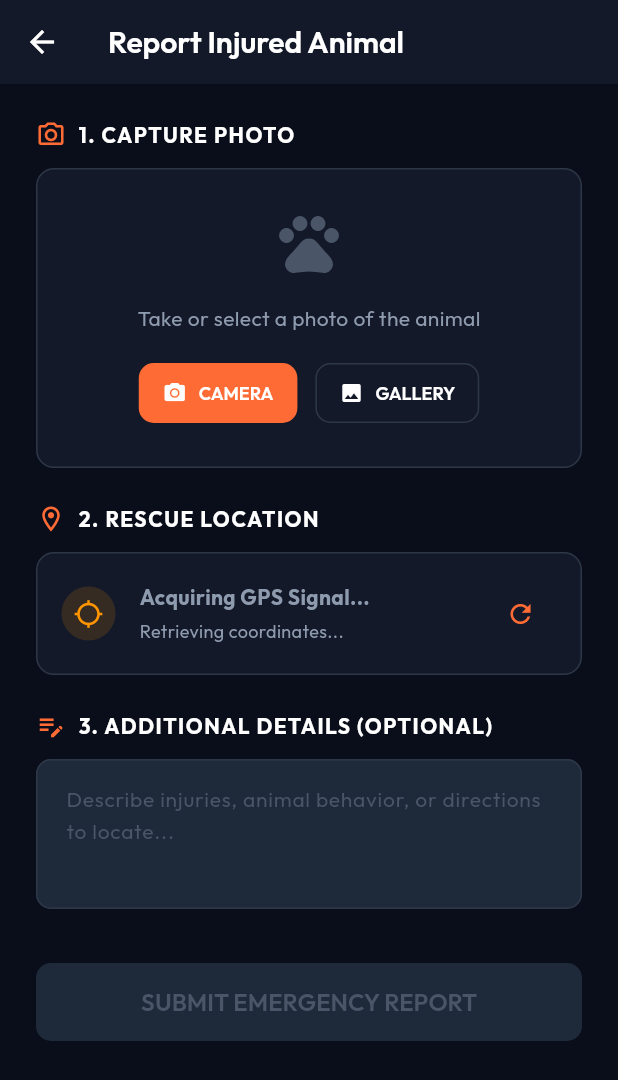
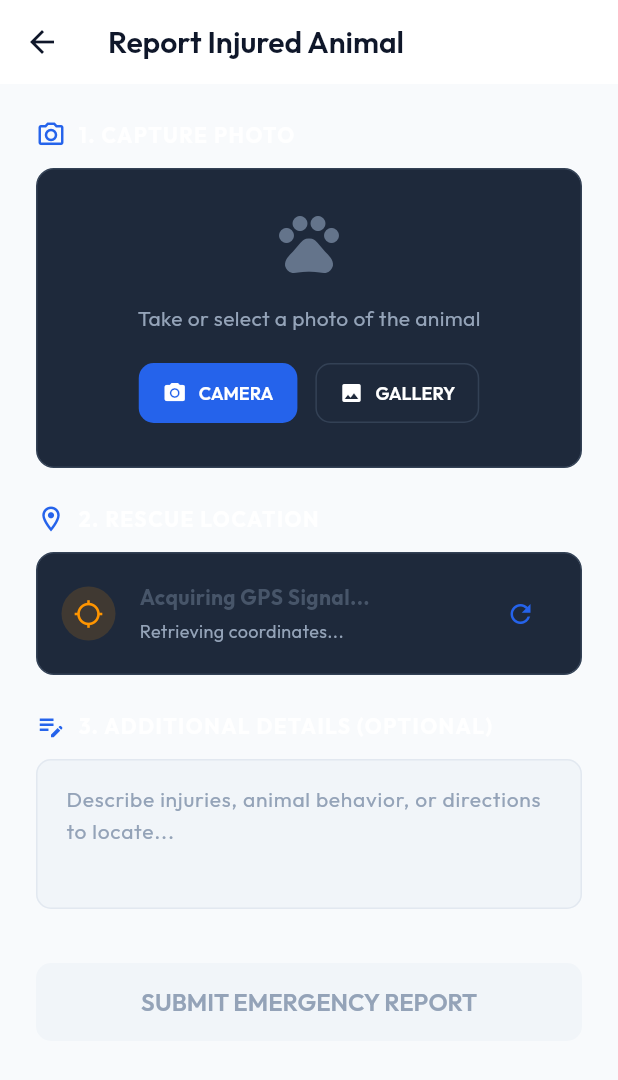
Before and after one commit to sudhish-rithvik/Paw-Aid, a Flutter app: the screen it shows after launch, after a tap on "SIGN IN", after a tap on "LOG IN AS CITIZEN (FAST BYPASS)", after a tap on "REPORT NOW", on a phone screen of 412 x 824 dp. Shown: the top 1080 px of the screen. Run offline on Flutter 3.47's test engine with Material 3 defaults, Android fonts, the phone set to English and light mode, and no system bars; our stand-ins replace dio, fl_chart, flutter_animate, flutter_local_notifications, flutter_map, flutter_riverpod and 9 more; missing offline and left inert: flutter_map_heatmap, mobile_scanner; accounts and stored records are empty; generated files the repository leaves out were written again; network calls fail.

```diff
--- a/flutter_app/lib/core/constants/api_constants.dart
+++ b/flutter_app/lib/core/constants/api_constants.dart
@@ -4,8 +4,8 @@
   // Physical device → use your PC's LAN IP (run `ipconfig` on Windows → IPv4 Address)
   // Example: 'http://192.168.1.42:8000/api'
   static const String baseUrl = 'http://192.168.1.3:8080/api';
-  static const String supabaseUrl = 'https://ivkrlcxmbwcdnvkjpvpj.supabase.co';
-  static const String supabaseAnonKey = 'eyJhbGciOiJIUzI1NiIsInR5cCI6IkpXVCJ9.eyJpc3MiOiJzdXBhYmFzZSIsInJlZiI6Iml2a3JsY3htYndjZG52a2pwdnBqIiwicm9sZSI6ImFub24iLCJpYXQiOjE3ODI0NDY2MjAsImV4cCI6MjA5ODAyMjYyMH0.xlsE_Bn-AtJkxcVbLORjpLZHzTWaucQ-c90UOIpJcIE';
+  static const String supabaseUrl = 'https://jqrdaepaetwulsqfletb.supabase.co';
+  static const String supabaseAnonKey = 'sb_publishable_LUiFehvw5I2cVCcZhSIRaw_AncNcQ9i';
 
   // Supabase storage bucket names
   static const String animalImagesBucket = 'animal-images';
--- a/flutter_app/lib/core/theme/app_theme.dart
+++ b/flutter_app/lib/core/theme/app_theme.dart
@@ -2,21 +2,26 @@
 import 'package:flutter/material.dart';
 import 'package:google_fonts/google_fonts.dart';
 
-/// All named color constants for PAW-AID dark theme.
 class AppColors {
   AppColors._();
 
-  // Core brand
-  static const Color primary = Color(0xFFFF6B35); // Rescue orange
-  static const Color primaryDark = Color(0xFFCC4E1A);
-  static const Color secondary = Color(0xFF00D4AA); // Safe teal
-  static const Color secondaryDark = Color(0xFF00A882);
+  // Core brand - Blue accents
+  static const Color primary = Color(0xFF2563EB); // Royal Blue
+  static const Color primaryDark = Color(0xFF1D4ED8);
+  static const Color secondary = Color(0xFF38BDF8); // Sky Blue
+  static const Color secondaryDark = Color(0xFF0284C7);
 
-  // Backgrounds
-  static const Color background = Color(0xFF0A0E1A);
-  static const Color surface = Color(0xFF131929);
-  static const Color surfaceVariant = Color(0xFF1E2A3A);
-  static const Color surfaceElevated = Color(0xFF243047);
+  // Backgrounds - Dark Theme
+  static const Color background = Color(0xFF0F172A);
+  static const Color surface = Color(0xFF1E293B);
+  static const Color surfaceVariant = Color(0xFF334155);
+  static const Color surfaceElevated = Color(0xFF475569);
+
+  // Backgrounds - Light Theme
+  static const Color backgroundLight = Color(0xFFF8FAFC);
+  static const Color surfaceLight = Color(0xFFFFFFFF);
+  static const Color surfaceVariantLight = Color(0xFFF1F5F9);
+  static const Color surfaceElevatedLight = Color(0xFFE2E8F0);
 
   // Priority / severity
   static const Color critical = Color(0xFFFF3B30);
@@ -24,15 +29,25 @@
   static const Color medium = Color(0xFFFFCC02);
   static const Color low = Color(0xFF34C759);
 
-  // Text
+  // Text - Dark Theme
   static const Color textPrimary = Colors.white;
-  static const Color textSecondary = Color(0xFF8E9BAE);
-  static const Color textHint = Color(0xFF4A5568);
+  static const Color textSecondary = Color(0xFF94A3B8);
+  static const Color textHint = Color(0xFF64748B);
 
-  // Borders / dividers
-  static const Color border = Color(0xFF2D3748);
-  static const Color cardBorder = Color(0xFF1E2A3A);
-  static const Color divider = Color(0xFF1E2A3A);
+  // Text - Light Theme
+  static const Color textPrimaryLight = Color(0xFF0F172A);
+  static const Color textSecondaryLight = Color(0xFF475569);
+  static const Color textHintLight = Color(0xFF94A3B8);
+
+  // Borders / dividers - Dark
+  static const Color border = Color(0xFF334155);
+  static const Color cardBorder = Color(0xFF1E293B);
+  static const Color divider = Color(0xFF1E293B);
+
+  // Borders / dividers - Light
+  static const Color borderLight = Color(0xFFE2E8F0);
+  static const Color cardBorderLight = Color(0xFFF1F5F9);
+  static const Color dividerLight = Color(0xFFF1F5F9);
 
   // Semantic
   static const Color error = Color(0xFFFF3B30);
@@ -41,15 +56,18 @@
   static const Color info = Color(0xFF007AFF);
 
   // Shimmer
-  static const Color shimmerBase = Color(0xFF1A2438);
-  static const Color shimmerHighlight = Color(0xFF243047);
+  static const Color shimmerBase = Color(0xFF1E293B);
+  static const Color shimmerHighlight = Color(0xFF334155);
+  static const Color shimmerBaseLight = Color(0xFFF1F5F9);
+  static const Color shimmerHighlightLight = Color(0xFFFFFFFF);
 }
 
 class AppTheme {
   AppTheme._();
 
   static ThemeData dark() {
-    final colorScheme = ColorScheme.dark(
+    return _buildTheme(
+      brightness: Brightness.dark,
       primary: AppColors.primary,
       onPrimary: Colors.white,
       secondary: AppColors.secondary,
@@ -59,89 +77,120 @@
       surface: AppColors.surface,
       onSurface: AppColors.textPrimary,
       surfaceContainerHighest: AppColors.surfaceVariant,
+      backgroundColor: AppColors.background,
+      textPrimaryColor: AppColors.textPrimary,
+      textSecondaryColor: AppColors.textSecondary,
+      textHintColor: AppColors.textHint,
+      borderColor: AppColors.border,
+      cardBorderColor: AppColors.cardBorder,
+      dividerColor: AppColors.divider,
+      surfaceElevatedColor: AppColors.surfaceElevated,
+    );
+  }
+
+  static ThemeData light() {
+    return _buildTheme(
+      brightness: Brightness.light,
+      primary: AppColors.primary,
+      onPrimary: Colors.white,
+      secondary: AppColors.secondary,
+      onSecondary: Colors.white,
+      error: AppColors.error,
+      onError: Colors.white,
+      surface: AppColors.surfaceLight,
+      onSurface: AppColors.textPrimaryLight,
+      surfaceContainerHighest: AppColors.surfaceVariantLight,
+      backgroundColor: AppColors.backgroundLight,
+      textPrimaryColor: AppColors.textPrimaryLight,
+      textSecondaryColor: AppColors.textSecondaryLight,
+      textHintColor: AppColors.textHintLight,
+      borderColor: AppColors.borderLight,
+      cardBorderColor: AppColors.cardBorderLight,
+      dividerColor: AppColors.dividerLight,
+      surfaceElevatedColor: AppColors.surfaceElevatedLight,
+    );
+  }
+
+  static ThemeData _buildTheme({
+    required Brightness brightness,
+    required Color primary,
+    required Color onPrimary,
+    required Color secondary,
+    required Color onSecondary,
+    required Color error,
+    required Color onError,
+    required Color surface,
+    required Color onSurface,
+    required Color surfaceContainerHighest,
+    required Color backgroundColor,
+    required Color textPrimaryColor,
+    required Color textSecondaryColor,
+    required Color textHintColor,
+    required Color borderColor,
+    required Color cardBorderColor,
+    required Color dividerColor,
+    required Color surfaceElevatedColor,
+  }) {
+    final colorScheme = ColorScheme(
+      brightness: brightness,
+      primary: primary,
+      onPrimary: onPrimary,
+      secondary: secondary,
+      onSecondary: onSecondary,
+      error: error,
+      onError: onError,
+      surface: surface,
+      onSurface: onSurface,
+      surfaceContainerHighest: surfaceContainerHighest,
     );
 
-    final baseTextTheme = GoogleFonts.outfitTextTheme(ThemeData.dark().textTheme);
+    final baseTheme = brightness == Brightness.dark ? ThemeData.dark() : ThemeData.light();
+    final baseTextTheme = GoogleFonts.outfitTextTheme(baseTheme.textTheme);
 
     final textTheme = baseTextTheme.copyWith(
-      displayLarge: baseTextTheme.displayLarge?.copyWith(
-        color: AppColors.textPrimary,
-        fontWeight: FontWeight.w700,
-      ),
-      displayMedium: baseTextTheme.displayMedium?.copyWith(
-        color: AppColors.textPrimary,
-        fontWeight: FontWeight.w700,
-      ),
-      displaySmall: baseTextTheme.displaySmall?.copyWith(
-        color: AppColors.textPrimary,
-        fontWeight: FontWeight.w600,
-      ),
-      headlineLarge: baseTextTheme.headlineLarge?.copyWith(
-        color: AppColors.textPrimary,
-        fontWeight: FontWeight.w700,
-      ),
-      headlineMedium: baseTextTheme.headlineMedium?.copyWith(
-        color: AppColors.textPrimary,
-        fontWeight: FontWeight.w600,
-      ),
-      headlineSmall: baseTextTheme.headlineSmall?.copyWith(
-        color: AppColors.textPrimary,
-        fontWeight: FontWeight.w600,
-      ),
-      titleLarge: baseTextTheme.titleLarge?.copyWith(
-        color: AppColors.textPrimary,
-        fontWeight: FontWeight.w600,
-      ),
-      titleMedium: baseTextTheme.titleMedium?.copyWith(
-        color: AppColors.textPrimary,
-        fontWeight: FontWeight.w500,
-      ),
-      titleSmall: baseTextTheme.titleSmall?.copyWith(
-        color: AppColors.textSecondary,
-        fontWeight: FontWeight.w500,
-      ),
-      bodyLarge: baseTextTheme.bodyLarge?.copyWith(color: AppColors.textPrimary),
-      bodyMedium: baseTextTheme.bodyMedium?.copyWith(color: AppColors.textSecondary),
-      bodySmall: baseTextTheme.bodySmall?.copyWith(color: AppColors.textHint),
-      labelLarge: baseTextTheme.labelLarge?.copyWith(
-        color: AppColors.textPrimary,
-        fontWeight: FontWeight.w600,
-        letterSpacing: 0.5,
-      ),
-      labelMedium: baseTextTheme.labelMedium?.copyWith(color: AppColors.textSecondary),
-      labelSmall: baseTextTheme.labelSmall?.copyWith(color: AppColors.textHint),
+      displayLarge: baseTextTheme.displayLarge?.copyWith(color: textPrimaryColor, fontWeight: FontWeight.w700),
+      displayMedium: baseTextTheme.displayMedium?.copyWith(color: textPrimaryColor, fontWeight: FontWeight.w700),
+      displaySmall: baseTextTheme.displaySmall?.copyWith(color: textPrimaryColor, fontWeight: FontWeight.w600),
+      headlineLarge: baseTextTheme.headlineLarge?.copyWith(color: textPrimaryColor, fontWeight: FontWeight.w700),
+      headlineMedium: baseTextTheme.headlineMedium?.copyWith(color: textPrimaryColor, fontWeight: FontWeight.w600),
+      headlineSmall: baseTextTheme.headlineSmall?.copyWith(color: textPrimaryColor, fontWeight: FontWeight.w600),
+      titleLarge: baseTextTheme.titleLarge?.copyWith(color: textPrimaryColor, fontWeight: FontWeight.w600),
+      titleMedium: baseTextTheme.titleMedium?.copyWith(color: textPrimaryColor, fontWeight: FontWeight.w500),
+      titleSmall: baseTextTheme.titleSmall?.copyWith(color: textSecondaryColor, fontWeight: FontWeight.w500),
+      bodyLarge: baseTextTheme.bodyLarge?.copyWith(color: textPrimaryColor),
+      bodyMedium: baseTextTheme.bodyMedium?.copyWith(color: textSecondaryColor),
+      bodySmall: baseTextTheme.bodySmall?.copyWith(color: textHintColor),
+      labelLarge: baseTextTheme.labelLarge?.copyWith(color: textPrimaryColor, fontWeight: FontWeight.w600, letterSpacing: 0.5),
+      labelMedium: baseTextTheme.labelMedium?.copyWith(color: textSecondaryColor),
+      labelSmall: baseTextTheme.labelSmall?.copyWith(color: textHintColor),
     );
 
-    return ThemeData.dark().copyWith(
+    return baseTheme.copyWith(
       useMaterial3: true,
       colorScheme: colorScheme,
-      scaffoldBackgroundColor: AppColors.background,
+      scaffoldBackgroundColor: backgroundColor,
       textTheme: textTheme,
 
       // AppBar
       appBarTheme: AppBarTheme(
-        backgroundColor: AppColors.surface,
-        foregroundColor: AppColors.textPrimary,
+        backgroundColor: surface,
+        foregroundColor: textPrimaryColor,
         elevation: 0,
         centerTitle: false,
-        titleTextStyle: GoogleFonts.outfit(
-          fontSize: 20,
-          fontWeight: FontWeight.w600,
-          color: AppColors.textPrimary,
-        ),
-        iconTheme: const IconThemeData(color: AppColors.textPrimary),
+        titleTextStyle: GoogleFonts.outfit(fontSize: 20, fontWeight: FontWeight.w600, color: textPrimaryColor),
+        iconTheme: IconThemeData(color: textPrimaryColor),
         surfaceTintColor: Colors.transparent,
         shadowColor: Colors.transparent,
       ),
 
       // Cards
       cardTheme: CardThemeData(
-        color: AppColors.surface,
+        color: surface,
         surfaceTintColor: Colors.transparent,
         elevation: 0,
         shape: RoundedRectangleBorder(
           borderRadius: BorderRadius.circular(12),
-          side: const BorderSide(color: AppColors.cardBorder, width: 1),
+          side: BorderSide(color: cardBorderColor, width: 1),
         ),
         margin: const EdgeInsets.all(0),
       ),
@@ -149,79 +198,70 @@
       // Elevated buttons
       elevatedButtonTheme: ElevatedButtonThemeData(
         style: ElevatedButton.styleFrom(
-          backgroundColor: AppColors.primary,
-          foregroundColor: Colors.white,
-          disabledBackgroundColor: AppColors.surfaceVariant,
-          disabledForegroundColor: AppColors.textHint,
+          backgroundColor: primary,
+          foregroundColor: onPrimary,
+          disabledBackgroundColor: surfaceContainerHighest,
+          disabledForegroundColor: textHintColor,
           elevation: 0,
           padding: const EdgeInsets.symmetric(horizontal: 24, vertical: 14),
           shape: RoundedRectangleBorder(borderRadius: BorderRadius.circular(10)),
-          textStyle: GoogleFonts.outfit(
-            fontSize: 16,
-            fontWeight: FontWeight.w600,
-          ),
+          textStyle: GoogleFonts.outfit(fontSize: 16, fontWeight: FontWeight.w600),
         ),
       ),
 
       // Outlined buttons
       outlinedButtonTheme: OutlinedButtonThemeData(
         style: OutlinedButton.styleFrom(
-          foregroundColor: AppColors.primary,
-          side: const BorderSide(color: AppColors.primary),
+          foregroundColor: primary,
+          side: BorderSide(color: primary),
           padding: const EdgeInsets.symmetric(horizontal: 24, vertical: 14),
           shape: RoundedRectangleBorder(borderRadius: BorderRadius.circular(10)),
-          textStyle: GoogleFonts.outfit(
-            fontSize: 16,
-            fontWeight: FontWeight.w600,
-          ),
+          textStyle: GoogleFonts.outfit(fontSize: 16, fontWeight: FontWeight.w600),
         ),
       ),
 
       // Text buttons
       textButtonTheme: TextButtonThemeData(
         style: TextButton.styleFrom(
-          foregroundColor: AppColors.primary,
-          textStyle: GoogleFonts.outfit(
-            fontSize: 14,
-            fontWeight: FontWeight.w500,
-          ),
+          foregroundColor: primary,
+          textStyle: GoogleFonts.outfit(fontSize: 14, fontWeight: FontWeight.w500),
         ),
       ),
 
       // Input decoration
       inputDecorationTheme: InputDecorationTheme(
         filled: true,
-        fillColor: AppColors.surfaceVariant,
+        fillColor: surfaceContainerHighest,
         border: OutlineInputBorder(
           borderRadius: BorderRadius.circular(10),
-          borderSide: const BorderSide(color: AppColors.border),
+          borderSide: BorderSide(color: borderColor),
         ),
         enabledBorder: OutlineInputBorder(
           borderRadius: BorderRadius.circular(10),
-          borderSide: const BorderSide(color: AppColors.border),
+          borderSide: BorderSide(color: borderColor),
         ),
         focusedBorder: OutlineInputBorder(
           borderRadius: BorderRadius.circular(10),
-          borderSide: const BorderSide(color: AppColors.primary, width: 2),
+          borderSide: BorderSide(color: primary, width: 2),
         ),
         errorBorder: OutlineInputBorder(
           borderRadius: BorderRadius.circular(10),
-          borderSide: const BorderSide(color: AppColors.error),
+          borderSide: BorderSide(color: error),
         ),
         focusedErrorBorder: OutlineInputBorder(
           borderRadius: BorderRadius.circular(10),
-          borderSide: const BorderSide(color: AppColors.error, width: 2),
+          borderSide: BorderSide(color: error, width: 2),
         ),
-        hintStyle: GoogleFonts.outfit(color: AppColors.textHint, fontSize: 14),
-        labelStyle: GoogleFonts.outfit(color: AppColors.textSecondary),
+        hintStyle: GoogleFonts.outfit(color: textHintColor, fontSize: 14),
+        labelStyle: GoogleFonts.outfit(color: textSecondaryColor),
         contentPadding: const EdgeInsets.symmetric(horizontal: 16, vertical: 14),
       ),
 
       // Bottom navigation
-      bottomNavigationBarTheme: const BottomNavigationBarThemeData(
-        backgroundColor: AppColors.surface,
-        selectedItemColor: AppColors.primary,
-        unselectedItemColor: AppColors.textHint,
+      bottomNavigationBarTheme: BottomNavigationBarThemeData(
+        backgroundColor: surface,
+        selectedItemColor: primary,
+        unselectedItemColor: textHintColor,
         type: BottomNavigationBarType.fixed,
         elevation: 0,
         selectedLabelStyle: TextStyle(fontWeight: FontWeight.w600, fontSize: 12),
@@ -230,108 +270,108 @@
 
       // Chips
       chipTheme: ChipThemeData(
-        backgroundColor: AppColors.surfaceVariant,
-        selectedColor: AppColors.primary.withOpacity(0.2),
-        disabledColor: AppColors.surfaceVariant,
-        labelStyle: GoogleFonts.outfit(color: AppColors.textSecondary, fontSize: 12),
-        secondaryLabelStyle: GoogleFonts.outfit(color: AppColors.primary, fontSize: 12),
+        backgroundColor: surfaceContainerHighest,
+        selectedColor: primary.withOpacity(0.2),
+        disabledColor: surfaceContainerHighest,
+        labelStyle: GoogleFonts.outfit(color: textSecondaryColor, fontSize: 12),
+        secondaryLabelStyle: GoogleFonts.outfit(color: primary, fontSize: 12),
         padding: const EdgeInsets.symmetric(horizontal: 8, vertical: 4),
         shape: RoundedRectangleBorder(
           borderRadius: BorderRadius.circular(8),
-          side: const BorderSide(color: AppColors.border),
+          side: BorderSide(color: borderColor),
         ),
-        side: const BorderSide(color: AppColors.border),
+        side: BorderSide(color: borderColor),
       ),
 
       // Dialogs
       dialogTheme: DialogThemeData(
-        backgroundColor: AppColors.surface,
+        backgroundColor: surface,
         surfaceTintColor: Colors.transparent,
         shape: RoundedRectangleBorder(
           borderRadius: BorderRadius.circular(16),
-          side: const BorderSide(color: AppColors.cardBorder),
+          side: BorderSide(color: cardBorderColor),
         ),
         titleTextStyle: GoogleFonts.outfit(
           fontSize: 18,
           fontWeight: FontWeight.w600,
-          color: AppColors.textPrimary,
+          color: textPrimaryColor,
         ),
         contentTextStyle: GoogleFonts.outfit(
           fontSize: 14,
-          color: AppColors.textSecondary,
+          color: textSecondaryColor,
         ),
       ),
 
       // Dividers
-      dividerTheme: const DividerThemeData(
-        color: AppColors.divider,
+      dividerTheme: DividerThemeData(
+        color: dividerColor,
         thickness: 1,
         space: 1,
       ),
 
       // Floating action button
-      floatingActionButtonTheme: const FloatingActionButtonThemeData(
-        backgroundColor: AppColors.primary,
-        foregroundColor: Colors.white,
+      floatingActionButtonTheme: FloatingActionButtonThemeData(
+        backgroundColor: primary,
+        foregroundColor: onPrimary,
         elevation: 4,
       ),
 
       // Snackbar
       snackBarTheme: SnackBarThemeData(
-        backgroundColor: AppColors.surfaceElevated,
-        contentTextStyle: GoogleFonts.outfit(color: AppColors.textPrimary),
+        backgroundColor: surfaceElevatedColor,
+        contentTextStyle: GoogleFonts.outfit(color: textPrimaryColor),
         shape: RoundedRectangleBorder(borderRadius: BorderRadius.circular(10)),
         behavior: SnackBarBehavior.floating,
       ),
 
       // Progress indicator
-      progressIndicatorTheme: const ProgressIndicatorThemeData(
-        color: AppColors.primary,
-        linearTrackColor: AppColors.surfaceVariant,
-        circularTrackColor: AppColors.surfaceVariant,
+      progressIndicatorTheme: ProgressIndicatorThemeData(
+        color: primary,
+        linearTrackColor: surfaceContainerHighest,
+        circularTrackColor: surfaceContainerHighest,
       ),
 
       // Switch
       switchTheme: SwitchThemeData(
         thumbColor: WidgetStateProperty.resolveWith((states) {
-          if (states.contains(WidgetState.selected)) return AppColors.primary;
-          return AppColors.textHint;
+          if (states.contains(WidgetState.selected)) return primary;
+          return textHintColor;
         }),
         trackColor: WidgetStateProperty.resolveWith((states) {
           if (states.contains(WidgetState.selected)) {
-            return AppColors.primary.withOpacity(0.3);
+            return primary.withOpacity(0.3);
           }
-          return AppColors.surfaceVariant;
+          return surfaceContainerHighest;
         }),
       ),
 
       // Checkbox
       checkboxTheme: CheckboxThemeData(
         fillColor: WidgetStateProperty.resolveWith((states) {
-          if (states.contains(WidgetState.selected)) return AppColors.primary;
+          if (states.contains(WidgetState.selected)) return primary;
           return Colors.transparent;
         }),
-        checkColor: WidgetStateProperty.all(Colors.white),
-        side: const BorderSide(color: AppColors.border, width: 1.5),
+        checkColor: WidgetStateProperty.all(onPrimary),
+        side: BorderSide(color: borderColor, width: 1.5),
         shape: RoundedRectangleBorder(borderRadius: BorderRadius.circular(4)),
       ),
 
       // List tile
-      listTileTheme: const ListTileThemeData(
+      listTileTheme: ListTileThemeData(
         tileColor: Colors.transparent,
-        iconColor: AppColors.textSecondary,
-        textColor: AppColors.textPrimary,
+        iconColor: textSecondaryColor,
+        textColor: textPrimaryColor,
       ),
 
       // Tab bar
       tabBarTheme: TabBarThemeData(
-        labelColor: AppColors.primary,
-        unselectedLabelColor: AppColors.textHint,
-        indicatorColor: AppColors.primary,
+        labelColor: primary,
+        unselectedLabelColor: textHintColor,
+        indicatorColor: primary,
         labelStyle: GoogleFonts.outfit(fontWeight: FontWeight.w600, fontSize: 14),
         unselectedLabelStyle: GoogleFonts.outfit(fontSize: 14),
-        indicator: const UnderlineTabIndicator(
-          borderSide: BorderSide(color: AppColors.primary, width: 2),
+        indicator: UnderlineTabIndicator(
+          borderSide: BorderSide(color: primary, width: 2),
         ),
       ),
     );
--- a/flutter_app/lib/main.dart
+++ b/flutter_app/lib/main.dart
@@ -74,7 +74,9 @@
     final router = ref.watch(routerProvider);
     return MaterialApp.router(
       title: 'PAW-AID',
-      theme: AppTheme.dark(),
+      theme: AppTheme.light(),
+      darkTheme: AppTheme.dark(),
+      themeMode: ThemeMode.system,
       routerConfig: router,
       debugShowCheckedModeBanner: false,
     );
```
Also changed, not shown: flutter_app/pubspec.lock, 6 other files.
